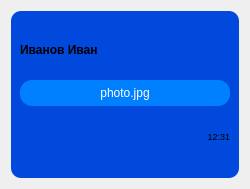
BagaevDanil/messenger, file client/formfilemessage.ui: the form before one commit.
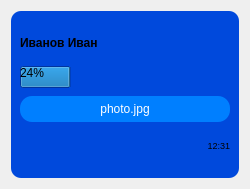
The form after the commit.

Diff of the .ui file:
```diff
--- a/client/formfilemessage.ui
+++ b/client/formfilemessage.ui
@@ -54,6 +54,30 @@
         </property>
        </widget>
       </item>
+      <item>
+       <widget class="QProgressBar" name="progressBar">
+        <property name="styleSheet">
+         <string notr="true">    
+QProgressBar {
+                    border: 2px solid #007fff;
+                    border-radius: 10px;
+                    background-color: white;
+					background-color: rgb(0, 170, 255);
+    				color: white;
+					text-align: center;
+                   }
+QProgressBar::chunk {
+                    width: 20px;
+					background-color: #007fff;
+    				color: white;
+					text-align: center;
+                   };</string>
+        </property>
+        <property name="value">
+         <number>24</number>
+        </property>
+       </widget>
+      </item>
       <item>
        <widget class="QPushButton" name="pushButton">
         <property name="styleSheet">
```
